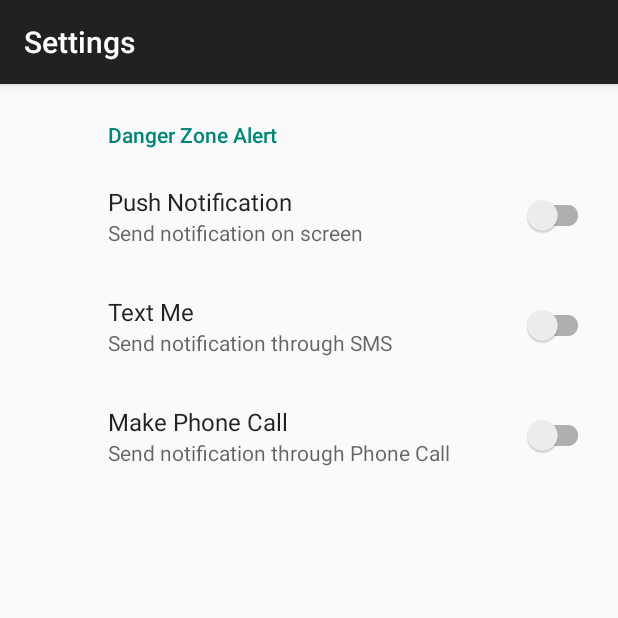
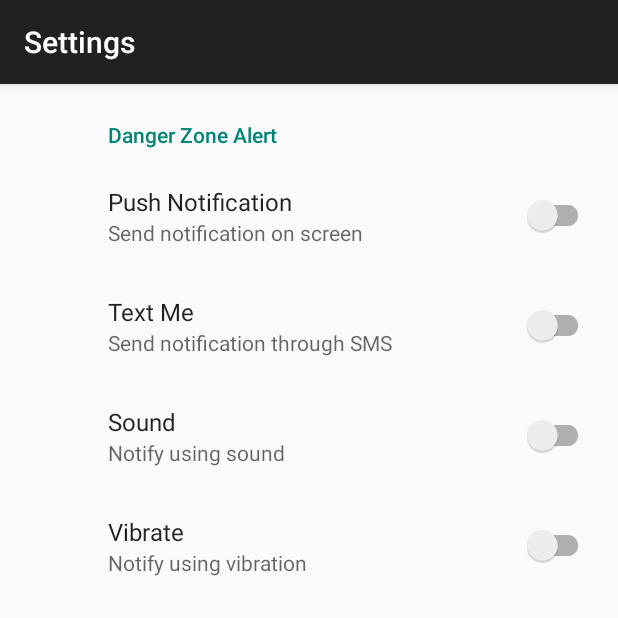
Before and after one commit to hrbjiachen/safer-place-android, an Android app: the SettingsFragment screen opened directly, with no data from a screen before it, on a phone screen of 412 x 824 dp, the top half of it. Run offline under Robolectric (Android 15) with nearby library versions, the phone set to English and light mode, and no system bars; our stand-ins replace androidx.preference.

Commit message:
completed commit

```diff
--- a/app/src/main/java/ca/bcit/psychopass/MainActivity.java
+++ b/app/src/main/java/ca/bcit/psychopass/MainActivity.java
@@ -7,13 +7,11 @@ import android.content.ComponentName;
 import android.content.Context;
 import android.content.Intent;
 import android.content.ServiceConnection;
-import android.content.SharedPreferences;
 import android.content.pm.PackageManager;
 import android.location.Location;
 import android.graphics.Color;
 import android.os.Bundle;
 import android.os.IBinder;
-import android.preference.PreferenceManager;
 import android.support.v4.app.ActivityCompat;
 import android.support.v4.content.ContextCompat;
 import android.support.v7.app.AppCompatActivity;
--- a/app/src/main/res/values/strings.xml
+++ b/app/src/main/res/values/strings.xml
@@ -4,7 +4,7 @@
     <string name="notificationLabel">Push Notification</string>
     <string name="SMS">Text Message</string>
     <string name="call">Phone Call</string>
-    <string name="sampleText">This is a slogan!</string>
+    <string name="sampleText">We care about your safety!</string>
     <string name="CrimeNearbyBtnText">Crime Nearby</string>
     <string name="viewDetail"><u>View Detail</u></string>
     <string name="noCrimeData">No crime data for this location!</string>
@@ -14,8 +14,12 @@
     <string name="notification_push_desc">Send notification on screen</string>
     <string name="notification_sms">Text Me</string>
     <string name="notification_sms_desc">Send notification through SMS</string>
-    <string name="notification_phone">Make Phone Call</string>
-    <string name="notification_phone_desc">Send notification through Phone Call</string>
+    <string name="notification_phone">Sound</string>
+    <string name="notification_phone_desc">Notify using sound</string>
+    <string name="notification_vibrate">Vibrate</string>
+    <string name="notification_vibrate_desc">Notify using vibration</string>
+    <string name="warning">Warning!</string>
+    <string name="warning_content">You have entered a dangrous zone. Be careful!</string>
 
 
 </resources>
--- a/app/src/main/res/xml/app_preferences.xml
+++ b/app/src/main/res/xml/app_preferences.xml
@@ -23,6 +23,12 @@
             android:summary="@string/notification_phone_desc"
             android:defaultValue="false" />
 
+        <SwitchPreferenceCompat
+            android:key="pref_vibrate"
+            android:title="@string/notification_vibrate"
+            android:summary="@string/notification_vibrate_desc"
+            android:defaultValue="false" />
+
     </PreferenceCategory>
 
 </PreferenceScreen>
```
Also changed, not shown: app/src/main/java/ca/bcit/psychopass/CrimeListAdaptor.java (+4 -3 lines), app/src/main/java/ca/bcit/psychopass/MyLocationService.java (+16 -11 lines).
